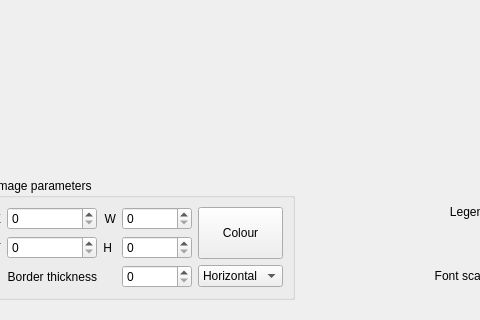
Above: src/pcot/assets/tabgrad.ui from AU-ExoMars/PCOT before the change; both pictures show x 135 to 615 and y 303 to 623 of the 845 by 623 pixel window. Below: the same form after it.
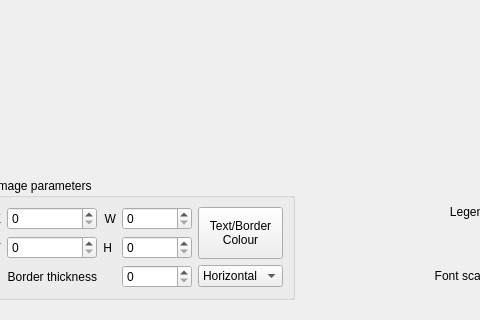
That is the form after the change. Custom widgets are drawn as their Qt base class.

Commit message: First hack at gradients with legends. In-image only, vertical only, and ugly looking. Also, gradients always normalize.

What changed in the file:
```diff
--- a/src/pcot/assets/tabgrad.ui
+++ b/src/pcot/assets/tabgrad.ui
@@ -194,7 +194,8 @@
              </sizepolicy>
             </property>
             <property name="text">
-             <string>Colour</string>
+             <string>Text/Border
+Colour</string>
             </property>
            </widget>
           </item>
```
Left out of the diff: 17 changed lines with no effect on the pictures. The commit also changes 2 other files.
